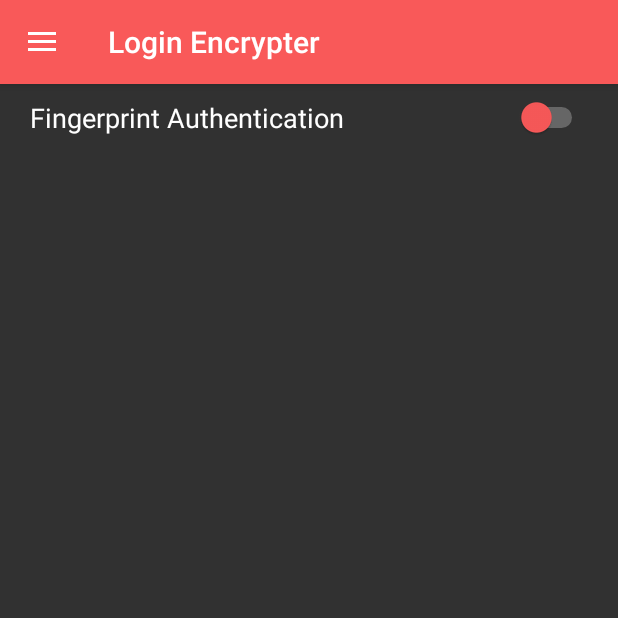
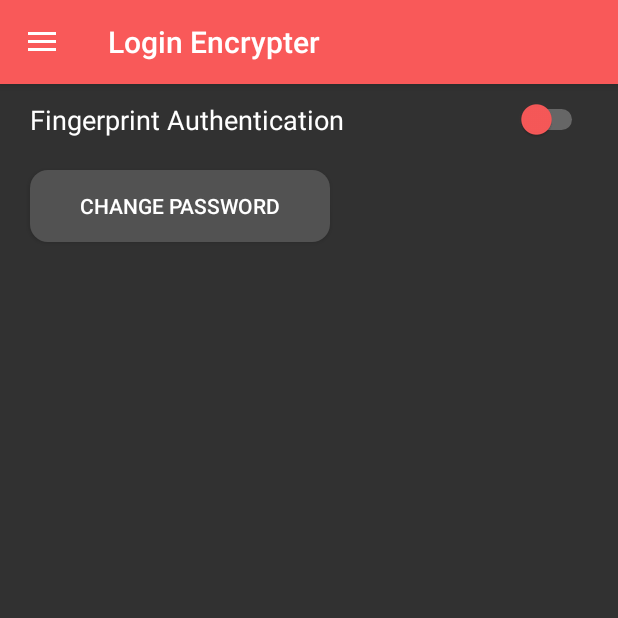
Before and after one commit to Tharci/LoginEncrypter, an Android app: the fragment SettingsFragment placed in its activity, on a phone screen of 412 x 824 dp, the top half of it. Run offline under Robolectric (Android 15) with nearby library versions, the phone set to English and light mode, and no system bars; libraries missing offline, so code that uses them is left out: com.github.aakira.expandablelayout; network calls fail.

Commit message:
some changes

```diff
--- a/app/build.gradle
+++ b/app/build.gradle
@@ -25,6 +25,7 @@ dependencies {
     implementation 'com.android.support.constraint:constraint-layout:1.1.3'
     implementation 'com.android.support:support-v4:28.0.0'
     implementation 'com.android.support:design:28.0.0'
+    implementation 'androidx.appcompat:appcompat:1.1.0'
     testImplementation 'junit:junit:4.12'
     androidTestImplementation 'com.android.support.test:runner:1.0.2'
     androidTestImplementation 'com.android.support.test.espresso:espresso-core:3.0.2'
--- /dev/null
+++ b/app/src/main/java/com/tharci/loginencrypter/FingerprintService.java
@@ -0,0 +1,4 @@
+package com.tharci.loginencrypter;
+
+public class FingerprintService {
+}
--- a/app/src/main/java/com/tharci/loginencrypter/ListLoginFragment.java
+++ b/app/src/main/java/com/tharci/loginencrypter/ListLoginFragment.java
@@ -41,13 +41,17 @@ public class ListLoginFragment extends Fragment {
     Handler mainHandler;
     LinearLayout mainLayout;
 
+    Handler listDataHandler;
+    ListDataRunnable listDataRunnable;
+
     Handler animHandler;
 
-    ArrayList<LinearLayout> expandableLayouts;
     ArrayList<Boolean> expandableLayoutsStatus;
     final int ANIM_DURATION = 310; // +10 millisecond offset
     ArrayList<Boolean> expandableLayoutsAnimOngoing;
     ArrayList<LinearLayout> loginDataLayouts;
+
+    int[] valueIDs = {R.id.usernameET, R.id.emailET, R.id.passwordET, R.id.addInfoET};
 
     @Nullable
     @Override
@@ -63,13 +67,14 @@ public class ListLoginFragment extends Fragment {
         discardButton.setOnClickListener(new View.OnClickListener() {
             @Override
             public void onClick(View v) {
-                loadData();
+                listData();
                 Toast.makeText(getActivity().getBaseContext(), "Changes have been discarded.",Toast.LENGTH_SHORT).show();
             }
         });
 
+        listDataHandler = new Handler();
+        listDataRunnable = new ListDataRunnable();
 
-        expandableLayouts = new ArrayList<>();
         expandableLayoutsStatus = new ArrayList<>();
         expandableLayoutsAnimOngoing = new ArrayList<>();
         loginDataLayouts = new ArrayList<>();
@@ -85,37 +90,40 @@ public class ListLoginFragment extends Fragment {
         mainHandler = new Handler();
         animHandler = new Handler();
 
-        loadData();
+        listData();
 
         return myView;
     }
 
+    @Override
+    public void onDestroy() {
+        super.onDestroy();
+        listDataHandler.removeCallbacks(listDataRunnable);
+    }
+
     @SuppressLint("ResourceType")
-    public void loadData()
+    public void listData()
     {
-        listLoginRunnable runnable = new listLoginRunnable();
-        new Thread(runnable).start();
+        listDataHandler.removeCallbacks(listDataRunnable);
+        listDataHandler.post(listDataRunnable);
     }
 
     void saveData() {
         StringBuilder dataOut = new StringBuilder();
-        for (int j = 0; j < data.length; j++)
-        {
-            EditText platformET = (EditText)((LinearLayout)((LinearLayout) loginDataLayouts.get(j).getChildAt(0)).getChildAt(1)).getChildAt(0);
-            LinearLayout detailLayout = expandableLayouts.get(j);
+        if (loginDataLayouts.size() == data.length) {
+            for (int j = 0; j < data.length; j++) {
+                EditText platformET = loginDataLayouts.get(j).findViewById(R.id.platformET);
 
-            for (int k = 0; k < 5; k++)
-            {
+                for (int k = 0; k < 5; k++) {
                     EditText editText;
-                if (k == 0)
-                {
+                    if (k == 0) {
                         editText = platformET;
                     } else {
-                    editText = (EditText) ((LinearLayout) detailLayout.getChildAt(k-1)).getChildAt(1);
+                        editText = loginDataLayouts.get(j).findViewById(valueIDs[k - 1]);
                     }
 
                     String text = editText.getText().toString();
-                dataOut.append(text).append("÷÷");
+                    dataOut.append(text).append(String.valueOf((char) 31));
                 }
 
                 dataOut.append("\n");
@@ -126,20 +134,23 @@ public class ListLoginFragment extends Fragment {
 
                 Toast.makeText(getActivity().getBaseContext(), "Changes have been saved.", Toast.LENGTH_SHORT).show();
             } catch (IOException e) {
-            Toast.makeText(getActivity().getBaseContext(), "Failed to save changes. #2",Toast.LENGTH_SHORT).show();
+                Toast.makeText(getActivity().getBaseContext(), "Failed to save changes.", Toast.LENGTH_SHORT).show();
                 e.printStackTrace();
+            }
+        } else {
+            Toast.makeText(getActivity().getBaseContext(), "Failed to save changes. Not all data is loaded yet.", Toast.LENGTH_SHORT).show();
         }
     }
 
-    class listLoginRunnable implements Runnable {
+    class ListDataRunnable implements Runnable {
 
         LinearLayout mainLayout_2;
 
         @Override
         public void run() {
             loginDataLayouts.clear();
-            expandableLayouts.clear();
             expandableLayoutsStatus.clear();
+            expandableLayoutsAnimOngoing.clear();
 
             String[] dataByLines;
             try {
@@ -153,7 +164,7 @@ public class ListLoginFragment extends Fragment {
 
             for (int i=0; i<dataByLines.length; i++)
             {
-                data[i] = dataByLines[i].split("÷÷");
+                data[i] = dataByLines[i].split(String.valueOf((char) 31));
             }
 
             final Context context = getActivity().getApplicationContext();
@@ -174,7 +185,6 @@ public class ListLoginFragment extends Fragment {
 
                     final EditText platformET = loginDataLayout.findViewById(R.id.platformET);
                     platformET.setText(platform);
-                    platformET.setId(i * 5);
 
                     final ImageView deleteButton = loginDataLayout.findViewById(R.id.deleteBtn);
                     deleteButton.setContentDescription(Integer.toString(i));
@@ -210,7 +220,7 @@ public class ListLoginFragment extends Fragment {
                                     }
 
                                     Toast.makeText(getActivity().getBaseContext(), "Changes have been saved.",Toast.LENGTH_SHORT).show();
-                                    loadData();
+                                    listData();
                                 }
                             };
                             startActivity(new Intent(getActivity(), PopUpWindowActivity.class));
@@ -218,7 +228,6 @@ public class ListLoginFragment extends Fragment {
                     });
 
 
-                    int[] valueIDs = {R.id.usernameET, R.id.passwordET, R.id.emailET, R.id.addInfoET};
                     for (int k = 0; k < 4; k++)
                     {
                         String fieldValue = "";
@@ -228,21 +237,19 @@ public class ListLoginFragment extends Fragment {
 
                         EditText editText = loginDataLayout.findViewById(valueIDs[k]);
                         editText.setText(fieldValue);
-                        editText.setId(i * 5 + (k+1));
                     }
 
-                    final ExpandableLinearLayout expandableLayout = loginDataLayout.findViewById(R.id.detailLayout);
-                    expandableLayouts.add(expandableLayout);
                     expandableLayoutsStatus.add(false);
                     expandableLayoutsAnimOngoing.add(false);
                     loginDataLayouts.add(loginDataLayout);
+
+                    final ExpandableLinearLayout expandableLayout = loginDataLayout.findViewById(R.id.detailLayout);
+                    final int index = i;
 
                     final ImageView arrowButton = loginDataLayout.findViewById(R.id.arrowBtn);
                     arrowButton.setOnClickListener(new View.OnClickListener() {
                         @Override
                         public void onClick(View v) {
-                            final int index = (int)(platformET.getId() * 0.2);
-
                             if (!expandableLayoutsAnimOngoing.get(index)) {
 
                                 expandableLayoutsAnimOngoing.set(index, true);
--- a/app/src/main/java/com/tharci/loginencrypter/MainActivity.java
+++ b/app/src/main/java/com/tharci/loginencrypter/MainActivity.java
@@ -40,7 +40,7 @@ public class MainActivity extends AppCompatActivity {
         logInBtn.setOnClickListener(new View.OnClickListener() {
             @Override
             public void onClick(View v) {
-                sharedStuff.passwordHash = sharedStuff.hash(passwordET.getText().toString());
+                sharedStuff.passwordHash = sharedStuff.hashPassword(passwordET.getText().toString());
                 logIn();
             }
         });
@@ -73,7 +73,7 @@ public class MainActivity extends AppCompatActivity {
                 super.onAuthenticationSucceeded(result);
 
                 try {
-                    sharedStuff.loadPwHash_Fingerprint(sharedStuff.getSecretKey().hashCode());
+                    sharedStuff.loadPwHash_Fingerprint();
                     logIn();
                     Toast.makeText(getApplicationContext(),
                             "Authentication succeeded!", Toast.LENGTH_SHORT).show();
--- a/app/src/main/java/com/tharci/loginencrypter/NewLoginFragment.java
+++ b/app/src/main/java/com/tharci/loginencrypter/NewLoginFragment.java
@@ -38,8 +38,7 @@ public class NewLoginFragment extends Fragment {
         return myView;
     }
 
-    public void addLogin()
-    {
+    public void addLogin() {
         EditText platformET = getActivity().findViewById(R.id.platformET);
         EditText usernameET = getActivity().findViewById(R.id.usernameET);
         EditText emailET = getActivity().findViewById(R.id.emailET);
@@ -55,7 +54,7 @@ public class NewLoginFragment extends Fragment {
         addInfoET.setSingleLine();
 
         if ( !(platform.trim().isEmpty()) ) {
-            String dataRow = platform + "÷÷" + username + "÷÷" + email + "÷÷" + password + "÷÷" + addInfo + "÷÷\n";
+            String dataRow = platform + ((char)31) + username + ((char)31) + email + ((char)31) + password + ((char)31) + addInfo + "\n";
 
             try {
                 String data = sharedStuff.loadData() + dataRow;
--- a/app/src/main/res/drawable/platform_listlogin.xml
+++ b/app/src/main/res/drawable/platform_listlogin.xml
@@ -2,6 +2,6 @@
 <shape xmlns:android="http://schemas.android.com/apk/res/android"
     android:shape="rectangle">
     <solid android:color="@color/colorDark1"/>
-    <corners android:radius="30dp"/>
+    <corners android:radius="20dp"/>
 
 </shape>
--- a/app/src/main/res/layout/login_data_layout.xml
+++ b/app/src/main/res/layout/login_data_layout.xml
@@ -51,7 +51,7 @@
                     android:background="@drawable/edittext"
                     android:ems="10"
                     android:inputType="textPersonName"
-                    android:paddingLeft="20dp"
+                    android:paddingLeft="10dp"
                     android:paddingTop="0dp"
                     android:paddingRight="20dp"
                     android:paddingBottom="0dp"
--- a/app/src/main/res/layout/settings_layout.xml
+++ b/app/src/main/res/layout/settings_layout.xml
@@ -1,28 +1,42 @@
 <?xml version="1.0" encoding="utf-8"?>
-<LinearLayout xmlns:android="http://schemas.android.com/apk/res/android"
-    android:orientation="vertical" android:layout_width="match_parent"
+<ScrollView xmlns:android="http://schemas.android.com/apk/res/android"
+    android:layout_width="match_parent"
     android:layout_height="match_parent"
+    android:layout_weight="1"
     android:background="@color/colorDark0">
 
     <LinearLayout
         android:layout_width="match_parent"
-        android:layout_height="match_parent"
-        android:orientation="horizontal">
+        android:layout_height="wrap_content"
+        android:orientation="vertical" >
 
         <Switch
             android:id="@+id/fingerprintSwitch"
             style="@android:style/Widget.Material.Light.CompoundButton.Switch"
-            android:layout_width="wrap_content"
+            android:layout_width="match_parent"
             android:layout_height="wrap_content"
+            android:layout_marginLeft="20dp"
+            android:layout_marginTop="10dp"
+            android:layout_marginRight="20dp"
+            android:layout_marginBottom="10dp"
             android:layout_weight="1"
-            android:paddingLeft="20dp"
-            android:paddingTop="10dp"
-            android:paddingRight="20dp"
-            android:paddingBottom="10dp"
             android:text="Fingerprint Authentication"
             android:textColor="@color/white"
             android:textSize="18sp"
             android:thumbTint="@color/colorLight"
             android:trackTint="@color/white" />
+
+        <Button
+            android:id="@+id/changePwBtn"
+            android:layout_width="200dp"
+            android:layout_height="wrap_content"
+            android:layout_marginLeft="20dp"
+            android:layout_marginTop="10dp"
+            android:layout_marginRight="20dp"
+            android:layout_marginBottom="10dp"
+            android:layout_weight="1"
+            android:background="@drawable/row_listlogin"
+            android:text="Change Password"
+            android:textColor="@color/white" />
     </LinearLayout>
-</LinearLayout>
+</ScrollView>
--- a/app/src/main/res/values/colors.xml
+++ b/app/src/main/res/values/colors.xml
@@ -5,4 +5,5 @@
     <color name="colorDark2">#525252</color>
     <color name="colorLight">#f95959</color>
     <color name="white">#FFFFFF</color>
+    <color name="transfluent">#60000000</color>
 </resources>
```
Also changed, not shown: app/src/main/AndroidManifest.xml (+13 -9 lines), app/src/main/java/com/tharci/loginencrypter/ChangePasswordActivity.java (added, +90 -0 lines), app/src/main/java/com/tharci/loginencrypter/CreatePassword.java (+4 -3 lines), app/src/main/java/com/tharci/loginencrypter/PopUpWindowActivity.java (+1 -9 lines), app/src/main/java/com/tharci/loginencrypter/SettingsFragment.java (+11 -19 lines), app/src/main/java/com/tharci/loginencrypter/SharedStuff.java (+45 -11 lines), app/src/main/res/layout/activity_change_password.xml (added, +103 -0 lines), app/src/main/res/layout/popup_layout.xml (added, +66 -0 lines), app/src/main/res/layout/sure_layout.xml (deleted, +0 -57 lines). Lines whose indentation alone changed are shown as unchanged.
